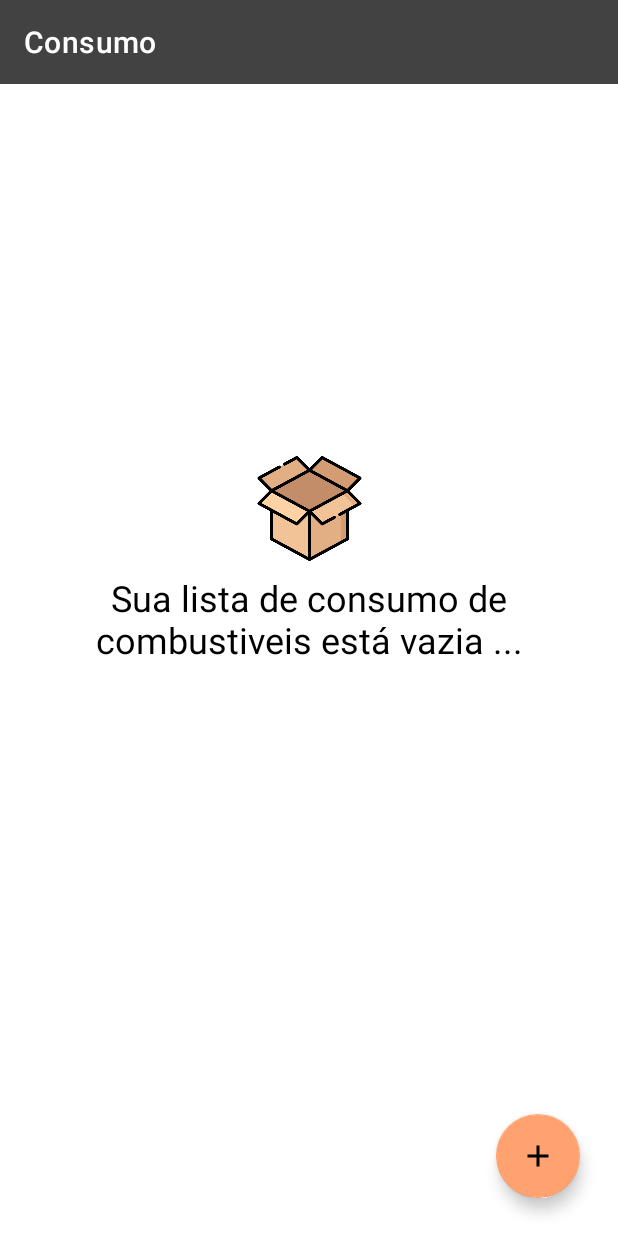
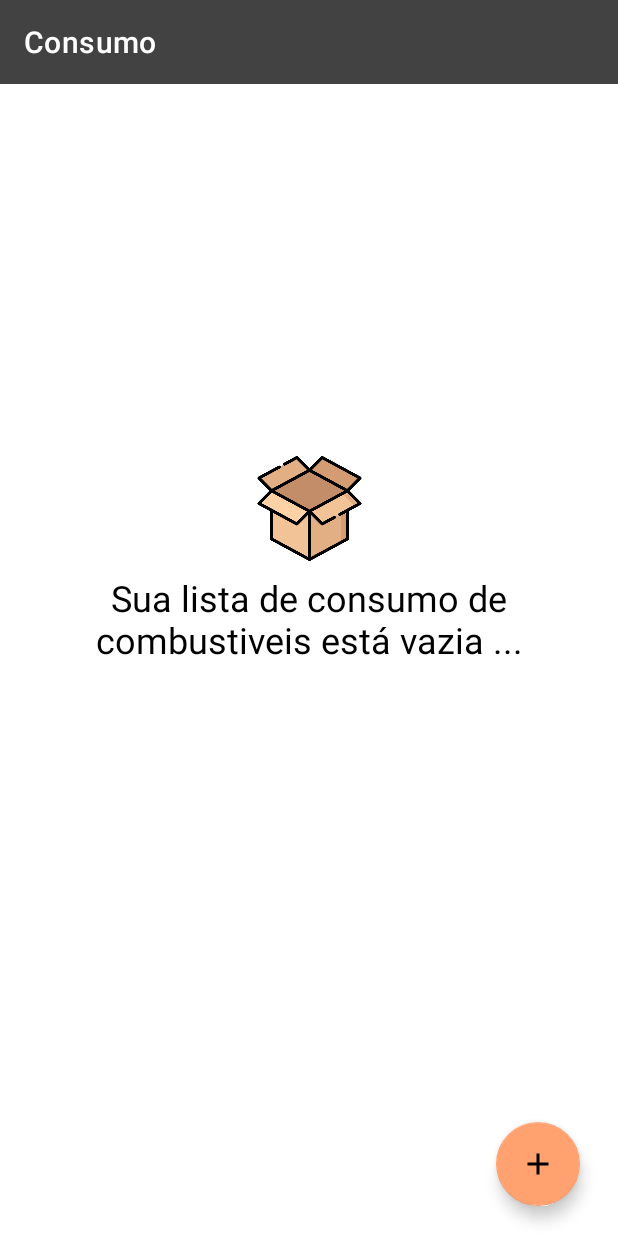
Before and after one commit to jonatasmcampos/gasto-com-combustivel, an Android app: the screen it shows after launch once a user with an empty profile is signed in (ConteudoActivity), on a phone screen of 412 x 824 dp. Run offline under Robolectric (Android 15) with nearby library versions, the phone set to English and light mode, and no system bars; our stand-ins replace Firebase (no records; nobody signed in at launch, a user with empty details on screens opened directly).

Commit message:
layouts alterados

```diff
--- a/app/src/main/java/com/campones/gastocomcombustivel/ConteudoActivity.java
+++ b/app/src/main/java/com/campones/gastocomcombustivel/ConteudoActivity.java
@@ -40,7 +40,7 @@ public class ConteudoActivity extends AppCompatActivity {
     private DatabaseReference consumoRef;
     private ValueEventListener valueEventListenerConsumos;
 
-    private ImageView imageView;
+    private ImageView imageView, imageViewBackgroundRecycler;
     private TextView textView;
     private Toolbar toolbar;
 
@@ -55,6 +55,7 @@ public class ConteudoActivity extends AppCompatActivity {
 
         textView = findViewById(R.id.textView2);
         imageView = findViewById(R.id.imageView);
+        imageViewBackgroundRecycler = findViewById(R.id.background_recycler_view);
 
         fab = findViewById(R.id.fab);
         recyclerView = findViewById(R.id.recyclerView);
@@ -94,9 +95,11 @@ public class ConteudoActivity extends AppCompatActivity {
                 if(!(snapshot.getChildrenCount() == 0)){
                     textView.setVisibility(View.GONE);
                     imageView.setVisibility(View.GONE);
+                    imageViewBackgroundRecycler.setVisibility(View.VISIBLE);
                 } else {
                     textView.setVisibility(View.VISIBLE);
                     imageView.setVisibility(View.VISIBLE);
+                    imageViewBackgroundRecycler.setVisibility(View.GONE);
                 }
                 for (DataSnapshot dados : snapshot.getChildren()){
                     Consumo consumo = dados.getValue( Consumo.class );
--- a/app/src/main/res/layout/activity_conteudo.xml
+++ b/app/src/main/res/layout/activity_conteudo.xml
@@ -14,6 +14,16 @@
         app:layout_constraintStart_toStartOf="parent"
         app:layout_constraintTop_toTopOf="parent" />
 
+    <ImageView
+        android:id="@+id/background_recycler_view"
+        android:layout_width="match_parent"
+        android:layout_height="0dp"
+        android:src="@drawable/background_imagem_recycler"
+        app:layout_constraintBottom_toBottomOf="parent"
+        app:layout_constraintEnd_toEndOf="parent"
+        app:layout_constraintStart_toStartOf="parent"
+        app:layout_constraintTop_toBottomOf="@id/toolbar" />
+
     <androidx.recyclerview.widget.RecyclerView
         android:id="@+id/recyclerView"
         android:layout_width="0dp"
@@ -28,11 +38,12 @@
         android:layout_width="wrap_content"
         android:layout_height="wrap_content"
         android:layout_marginEnd="25dp"
-        android:layout_marginBottom="25dp"
+        android:layout_marginBottom="20dp"
         android:clickable="true"
         android:contentDescription="Adicionar consumo"
         android:onClick="chamarAdicionarActivity"
         app:fabSize="normal"
+        android:elevation="2dp"
         app:layout_constraintBottom_toBottomOf="parent"
         app:layout_constraintEnd_toEndOf="parent"
         app:srcCompat="@drawable/ic_add" />
@@ -53,6 +64,7 @@
         android:layout_height="wrap_content"
         android:textSize="24sp"
         android:gravity="center"
+        android:elevation="5dp"
         android:text="Sua lista de consumo de\ncombustiveis está vazia ..."
         app:layout_constraintBottom_toBottomOf="parent"
         app:layout_constraintTop_toTopOf="parent"
```
Also changed, not shown: app/src/main/res/layout/adapter_consumo.xml (+27 -28 lines), app/src/main/res/drawable/background_imagem_recycler.png (added).
